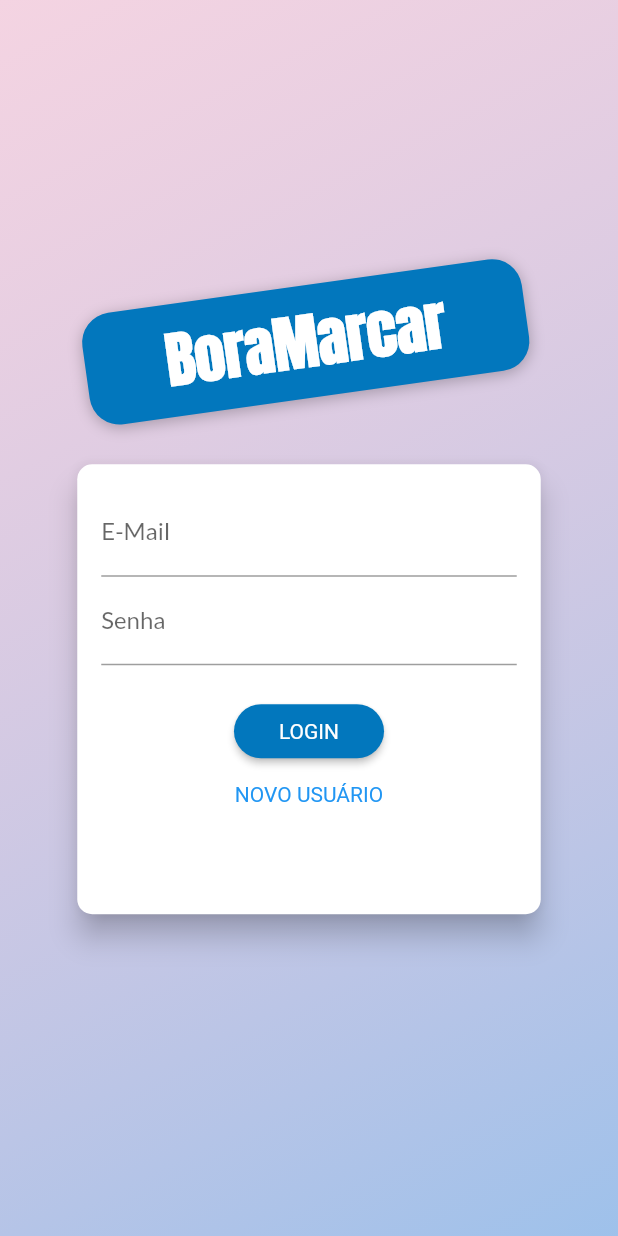
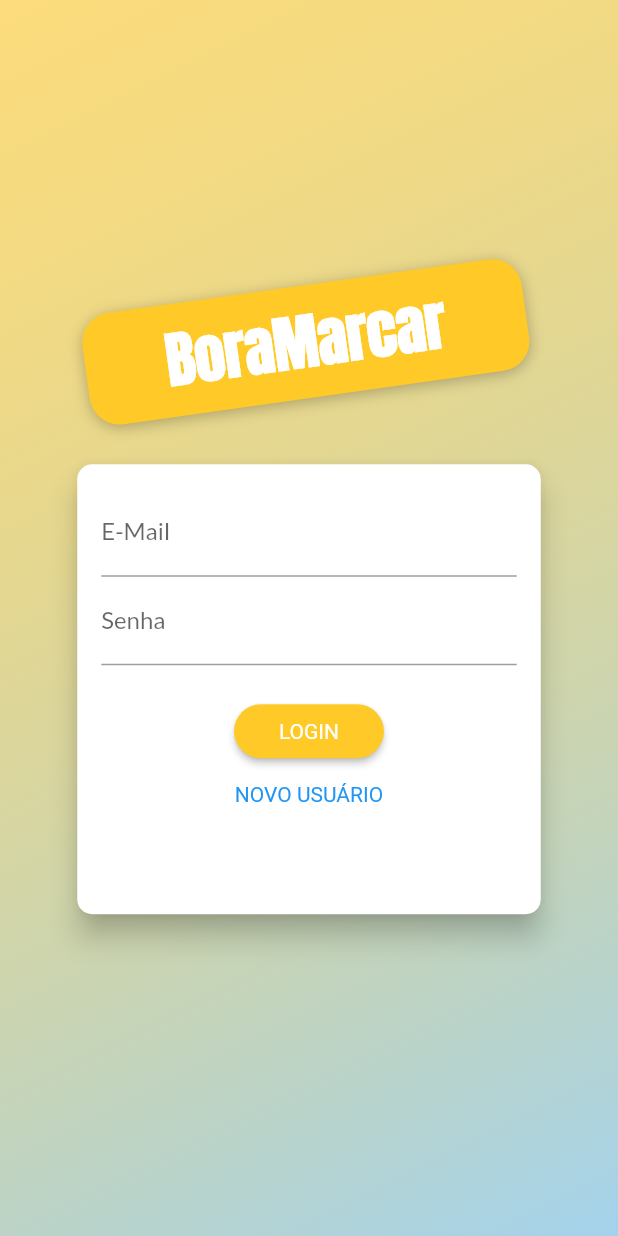
Before and after one commit to GustBM/boramarcarapp, a Flutter app: the screen it shows after launch, on a phone screen of 412 x 824 dp. Run offline on Flutter 3.47's test engine with Material 2 defaults, Android fonts, the light colour scheme and no system bars; our stand-ins replace cloud_firestore, firebase_auth, firebase_core, mask_text_input_formatter; missing offline and left inert: date_range_form_field; accounts and stored records are empty.

Commit message:
Novo tema

```diff
--- a/lib/main.dart
+++ b/lib/main.dart
@@ -56,24 +56,17 @@ class BoraMarcarApp extends StatelessWidget {
             ],
             theme: ThemeData(
               brightness: Brightness.light,
-              primaryColor: Colors.lightBlue[800],
-              accentColor: Colors.cyan[600],
+              primaryColor: Colors.amber[400],
+              accentColor: Color.fromRGBO(82, 104, 143, 1),
               fontFamily: 'Lato',
-              /*textTheme: TextTheme(
+              textTheme: TextTheme(
                 headline1:
                     TextStyle(fontSize: 72.0, fontWeight: FontWeight.bold),
                 headline6:
                     TextStyle(fontSize: 36.0, fontStyle: FontStyle.italic),
                 bodyText2: TextStyle(fontSize: 14.0, fontFamily: 'Hind'),
-              ),*/
+              ),
             ),
-            /*theme: ThemeData(
-              primarySwatch: MaterialColor(0xFF990000, colorCodes),
-              // primaryColor: Color(0x81d4fa),
-              accentColor: Colors.blueGrey[200],
-              fontFamily: 'Lato',
-              canvasColor: Colors.white,
-            ),*/
             home: FutureBuilder(
                 future: _fbApp,
                 builder: (context, snapshot) {
--- a/lib/providers/auth.dart
+++ b/lib/providers/auth.dart
@@ -1,9 +1,5 @@
-import 'dart:convert';
-
 import 'package:cloud_firestore/cloud_firestore.dart';
 import 'package:firebase_auth/firebase_auth.dart';
-import 'package:http/http.dart' as http;
-import 'package:shared_preferences/shared_preferences.dart';
 import 'package:flutter/widgets.dart';
 
 import 'package:boramarcarapp/models/http_exception.dart';
--- a/lib/screens/auth_screen.dart
+++ b/lib/screens/auth_screen.dart
@@ -25,8 +25,8 @@ class AuthScreen extends StatelessWidget {
             decoration: BoxDecoration(
               gradient: LinearGradient(
                 colors: [
-                  Color.fromRGBO(238, 174, 202, 1).withOpacity(0.5),
-                  Color.fromRGBO(148, 187, 233, 1).withOpacity(0.9),
+                  Color.fromRGBO(255, 191, 0, 1).withOpacity(0.5),
+                  Color.fromRGBO(154, 206, 235, 1).withOpacity(0.9),
                 ],
                 begin: Alignment.topLeft,
                 end: Alignment.bottomRight,
@@ -317,11 +317,11 @@ class _AuthCardState extends State<AuthCard> {
                       '${_authMode == AuthMode.Login ? 'NOVO USUÁRIO' : 'LOGIN'}'),
                   onPressed: _switchAuthMode,
                   style: TextButton.styleFrom(
-                      padding:
-                          EdgeInsets.symmetric(horizontal: 30.0, vertical: 4),
-                      tapTargetSize: MaterialTapTargetSize.shrinkWrap,
-                      textStyle:
-                          TextStyle(color: Theme.of(context).primaryColor)),
+                    padding:
+                        EdgeInsets.symmetric(horizontal: 30.0, vertical: 4),
+                    tapTargetSize: MaterialTapTargetSize.shrinkWrap,
+                    textStyle: TextStyle(color: Theme.of(context).accentColor),
+                  ),
                 ),
               ],
             ),
--- a/lib/widgets/app_drawer.dart
+++ b/lib/widgets/app_drawer.dart
@@ -13,9 +13,7 @@ class AppDrawer extends StatelessWidget {
       child: Column(
         children: <Widget>[
           AppBar(
-            title: Text('Olá ' + _userInfo.firstName != null
-                ? _userInfo.firstName
-                : ''),
+            title: Text(_userInfo.firstName != null ? _userInfo.firstName : ''),
             automaticallyImplyLeading: false,
           ),
           Divider(),
```
Also changed, not shown: lib/screens/home_screen.dart (+15 -1 lines), assets/images/standard_user_photo.png (added).
